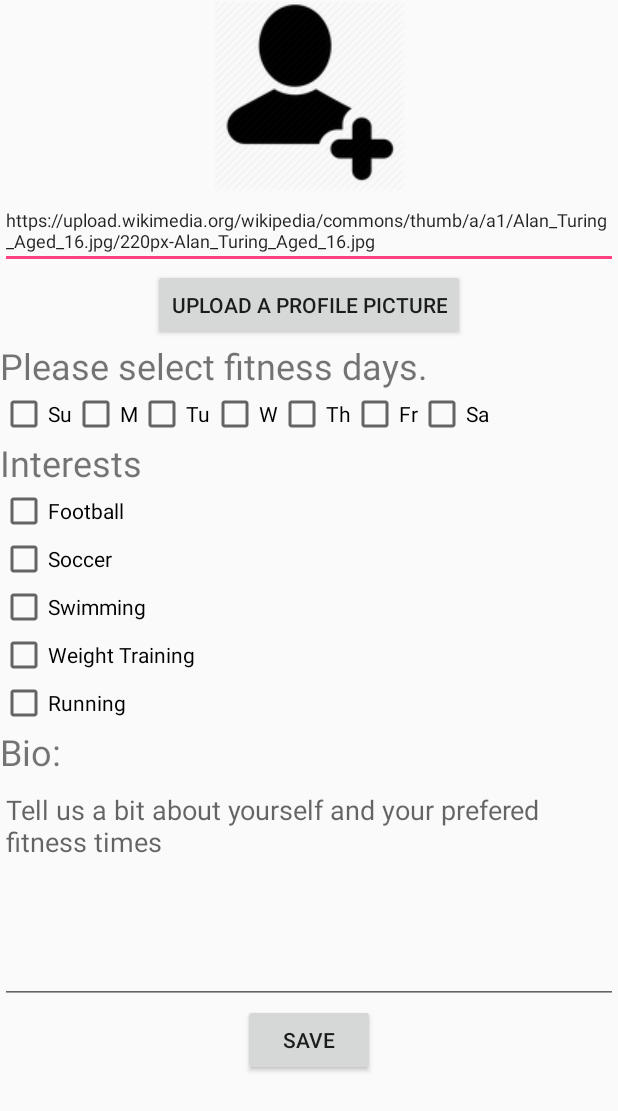
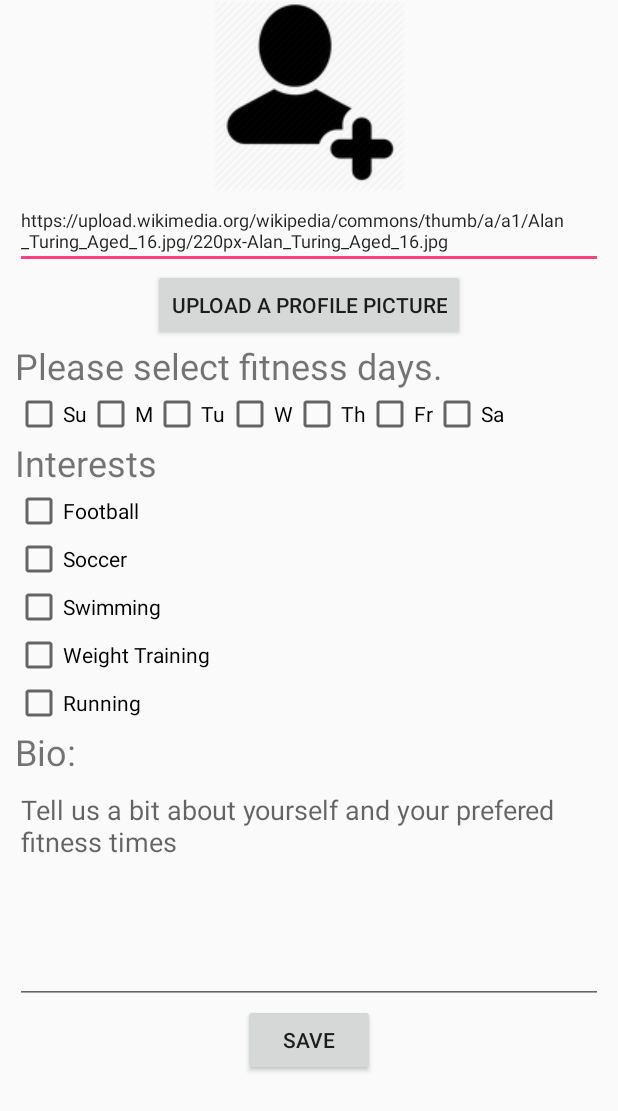
Before and after one commit to KurtPrice/FitFriend, an Android app: the EditProfileActivity screen opened directly, with no data from a screen before it, on a phone screen of 412 x 824 dp. Shown: the top 1111 px of the screen. Run offline under Robolectric (Android 15) with nearby library versions, the phone set to English and light mode, and no system bars; 1 statement that could not run was skipped.

Commit message:
Scroll to see save button on updated profile. Fix edit button bug.

```diff
--- a/app/src/main/java/com/bignybble/fitfriend/EditProfileActivity.java
+++ b/app/src/main/java/com/bignybble/fitfriend/EditProfileActivity.java
@@ -33,7 +33,7 @@ public class EditProfileActivity extends AppCompatActivity {
         super.onCreate(savedInstanceState);
         setContentView(R.layout.activity_edit_profile);
         userName = getIntent().getExtras().getString("name");
-        mEmail = getIntent().getExtras().getString("email");
+        //mEmail = getIntent().getExtras().getString("email");
         //Toast.makeText(getApplicationContext(),"Hello :"+userName,Toast.LENGTH_LONG).show();
     }
 
--- a/app/src/main/res/layout/activity_edit_profile.xml
+++ b/app/src/main/res/layout/activity_edit_profile.xml
@@ -1,10 +1,16 @@
-<?xml version="1.0" encoding="utf-8"?>
-<RelativeLayout xmlns:android="http://schemas.android.com/apk/res/android"
+<ScrollView xmlns:android="http://schemas.android.com/apk/res/android"
     xmlns:app="http://schemas.android.com/apk/res-auto"
     xmlns:tools="http://schemas.android.com/tools"
     android:layout_width="match_parent"
     android:layout_height="match_parent"
     tools:context="com.bignybble.fitfriend.EditProfileActivity">
+
+    <RelativeLayout
+
+    android:layout_width="match_parent"
+    android:layout_height="match_parent"
+    android:layout_marginRight="10dp"
+    android:layout_marginLeft="10dp">
 
 
     <ImageView
@@ -181,3 +187,4 @@
         android:onClick="saveChanges"/>
 
 </RelativeLayout>
+</ScrollView>
```
Also changed, not shown: app/src/main/java/com/bignybble/fitfriend/ProfileActivity.java (+6 -2 lines).
